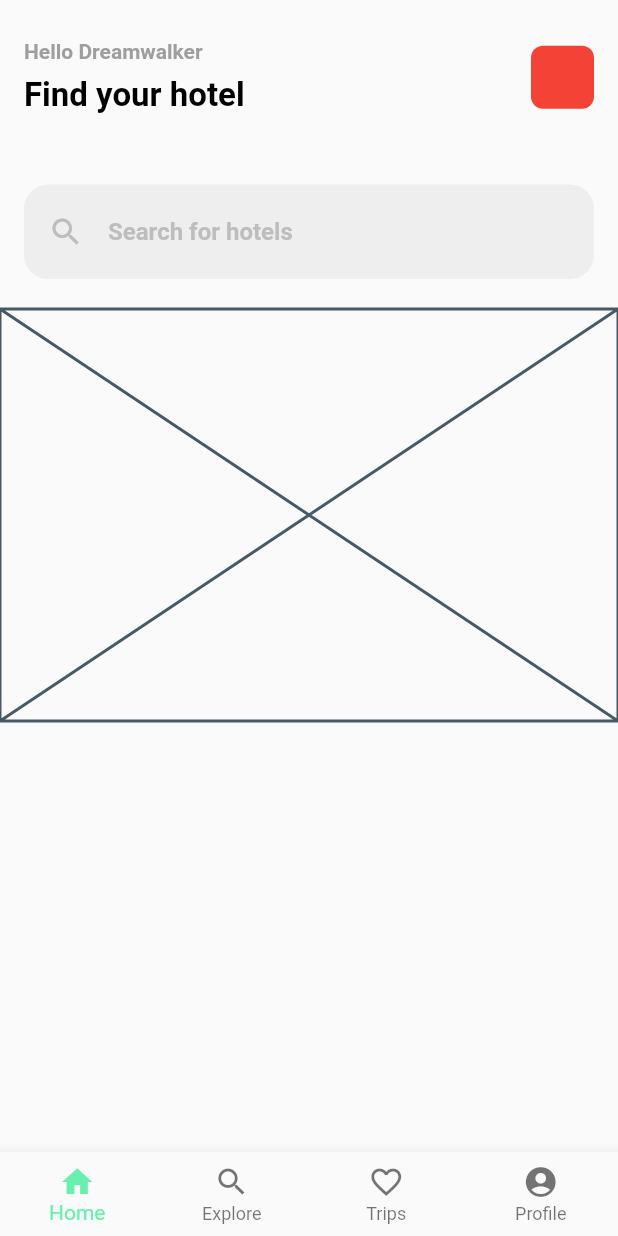
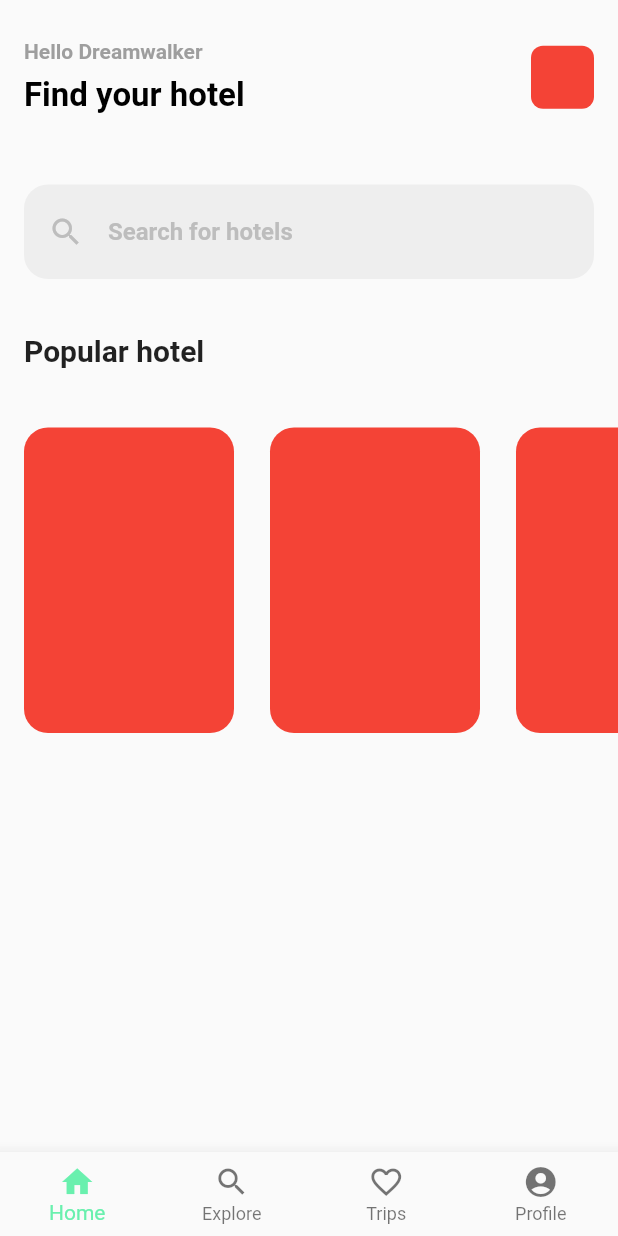
Before and after one commit to JAICHANGPARK/flutter_notebook_the_third_story, a Flutter app: the screen it shows after launch, on a phone screen of 412 x 824 dp. Run offline on Flutter 3.47's test engine with Material 2 defaults, Android fonts, the phone set to English and light mode, and no system bars; our stand-ins replace badges, fl_chart, page_transition.

Commit message:
Update main_page.dart

```diff
--- a/lib/hotel_booking_app/main_page.dart
+++ b/lib/hotel_booking_app/main_page.dart
@@ -125,10 +125,60 @@ class _MainPageState extends State<MainPage> {
                 ],
               ),
             ),
+            SizedBox(
+              height: 16,
+            ),
             Container(
-              height: MediaQuery.of(context).size.height / 3,
-              child: Placeholder()
-            ),
+                height: MediaQuery.of(context).size.height / 3,
+                padding: EdgeInsets.only(left: 16),
+                child: Column(
+                  crossAxisAlignment: CrossAxisAlignment.start,
+                  children: <Widget>[
+                    Expanded(
+                        flex: 2,
+                        child: Text(
+                          "Popular hotel",
+                          style: TextStyle(
+                              fontSize: 20, fontWeight: FontWeight.w700),
+                        )),
+                    Expanded(
+                      flex: 8,
+                      child: ListView(
+                        padding: EdgeInsets.zero,
+                        scrollDirection: Axis.horizontal,
+                        children: <Widget>[
+                          Container(
+                            margin:
+                                EdgeInsets.only(right: 24, top: 8, bottom: 8),
+                            width: 140,
+                            decoration: BoxDecoration(
+                              borderRadius: BorderRadius.circular(16),
+                              color: Colors.red,
+                            ),
+                          ),
+                          Container(
+                            margin:
+                                EdgeInsets.only(right: 24, top: 8, bottom: 8),
+                            width: 140,
+                            decoration: BoxDecoration(
+                              borderRadius: BorderRadius.circular(16),
+                              color: Colors.red,
+                            ),
+                          ),
+                          Container(
+                            margin:
+                                EdgeInsets.only(right: 24, top: 8, bottom: 8),
+                            width: 140,
+                            decoration: BoxDecoration(
+                              borderRadius: BorderRadius.circular(16),
+                              color: Colors.red,
+                            ),
+                          )
+                        ],
+                      ),
+                    )
+                  ],
+                )),
           ],
         ),
       ),
```
